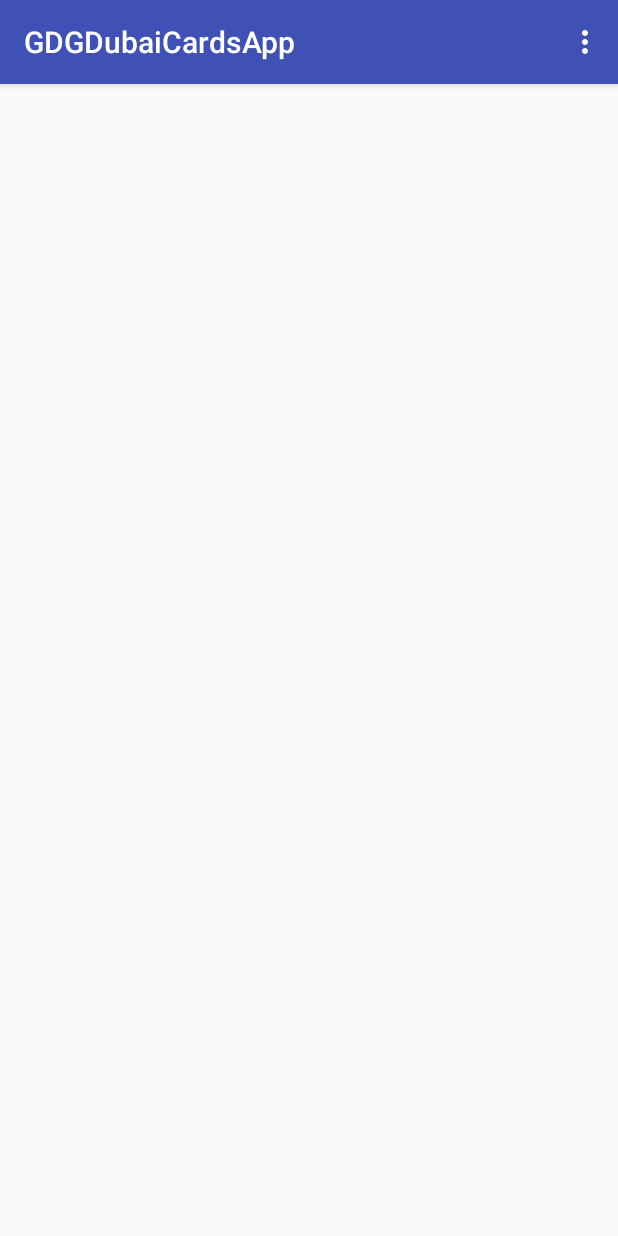
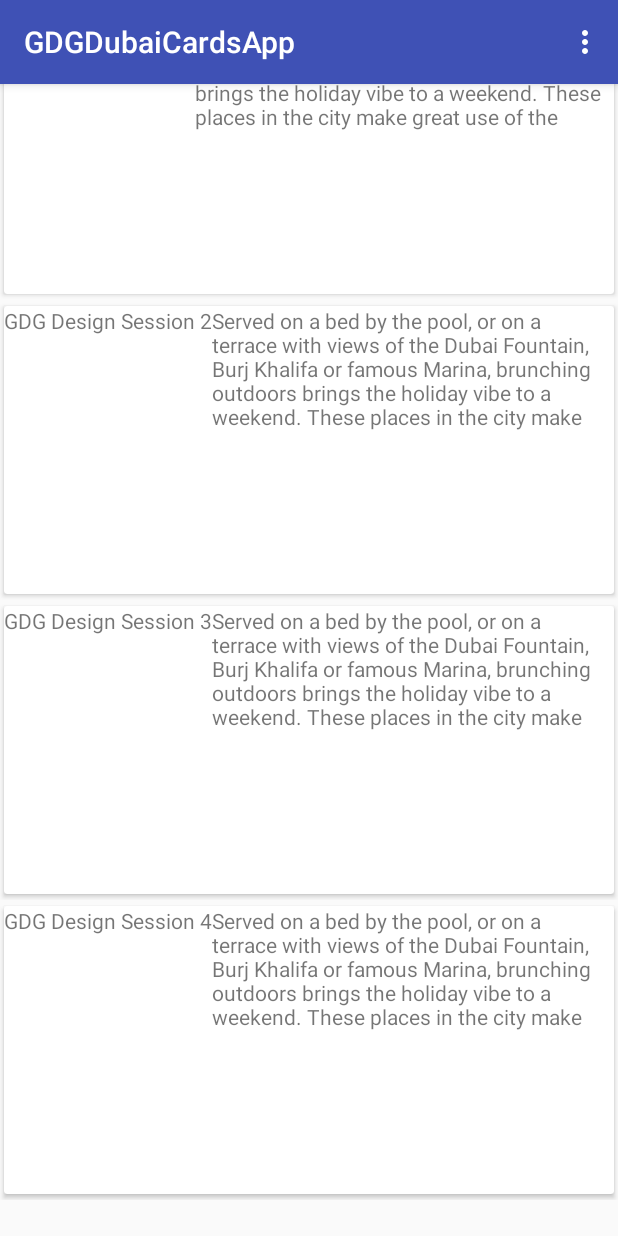
Before and after one commit to GDGDubai/GDGDubaiCardsApp, an Android app: the screen it shows after launch (MainActivity), on a phone screen of 412 x 824 dp. Run offline under Robolectric (Android 15) with nearby library versions, the phone set to English and light mode, and no system bars.

Commit message:
cardview v1

```diff
--- a/app/src/main/java/com/rishavjalan/gdgdubaicardsapp/CardsView.java
+++ b/app/src/main/java/com/rishavjalan/gdgdubaicardsapp/CardsView.java
@@ -1,8 +1,11 @@
 package com.rishavjalan.gdgdubaicardsapp;
 
+import android.support.v7.widget.LinearLayoutManager;
 import android.support.v7.widget.RecyclerView;
+import android.view.LayoutInflater;
 import android.view.View;
 import android.view.ViewGroup;
+import android.widget.TextView;
 
 import java.util.ArrayList;
 
@@ -12,28 +15,58 @@ import java.util.ArrayList;
 public class CardsView {
 
    RecyclerView cardsViewRecyclerView;
-   ArrayList<NowCard> arrayList= new ArrayList<>();
-   class CardsViewAdapter extends RecyclerView.Adapter<NowCardViewHolder>{
+   ArrayList<NowCard> nowCards;
+
+   public CardsView(RecyclerView cardsViewRecyclerView, ArrayList<NowCard> nowCards) {
+      this.cardsViewRecyclerView = cardsViewRecyclerView;
+      this.nowCards = nowCards;
+      bindAdapter();
+   }
+
+   public void bindAdapter() {
+      this.cardsViewRecyclerView.setAdapter(new CardsViewAdapter());
+      this.cardsViewRecyclerView.setLayoutManager(new LinearLayoutManager(cardsViewRecyclerView.getContext()));
+   }
+
+   class CardsViewAdapter extends RecyclerView.Adapter<NowCardViewHolder> {
 
 
       @Override
       public NowCardViewHolder onCreateViewHolder(ViewGroup parent, int viewType) {
-         return null;
+
+        // View view = LayoutInflater.from(parent.getContext()).inflate(R.layout.now_card, null);
+
+      //   NowCardViewHolder viewHolder = new CustomViewHolder(view);
+
+         return new NowCardViewHolder(View.inflate(parent.getContext(), R.layout.now_card, null));
+
       }
 
       @Override
       public void onBindViewHolder(NowCardViewHolder holder, int position) {
-
+         holder.update(nowCards.get(position));
       }
 
       @Override
       public int getItemCount() {
-         return 0;
+         return nowCards.size();
+
       }
    }
-   class NowCardViewHolder extends RecyclerView.ViewHolder{
+
+   class NowCardViewHolder extends RecyclerView.ViewHolder {
+      TextView title, content;
+
       public NowCardViewHolder(View itemView) {
          super(itemView);
+         this.title = (TextView) itemView.findViewById(R.id.title);
+         this.content = (TextView) itemView.findViewById(R.id.content);
+      }
+
+      public void update(NowCard card) {
+         this.title.setText(card.getTitle());
+         this.content.setText(card.getContent());
+
       }
    }
 }
--- a/app/src/main/java/com/rishavjalan/gdgdubaicardsapp/MainActivity.java
+++ b/app/src/main/java/com/rishavjalan/gdgdubaicardsapp/MainActivity.java
@@ -4,10 +4,13 @@ import android.os.Bundle;
 import android.support.design.widget.FloatingActionButton;
 import android.support.design.widget.Snackbar;
 import android.support.v7.app.AppCompatActivity;
+import android.support.v7.widget.RecyclerView;
 import android.support.v7.widget.Toolbar;
 import android.view.View;
 import android.view.Menu;
 import android.view.MenuItem;
+
+import java.util.ArrayList;
 
 public class MainActivity extends AppCompatActivity {
 
@@ -24,13 +27,24 @@ public class MainActivity extends AppCompatActivity {
    protected void init(){
       initView();
    }
+
    protected void initView(){
       initToolbar();
+      initCardsView();
     //  initFab();
    }
    protected void initToolbar(){
       Toolbar toolbar =(Toolbar)findViewById(R.id.toolbar);
       setSupportActionBar(toolbar);
+   }
+
+   protected void initCardsView(){
+      ArrayList<NowCard> nowCards = new ArrayList<>();
+      nowCards.add(new NowCard("GDG Design Session","Served on a bed by the pool, or on a terrace with views of the Dubai Fountain, Burj Khalifa or famous Marina, brunching outdoors brings the holiday vibe to a weekend. These places in the city make great use of the sunny weather by giving diners the option of having their food and drink al fresco. So who says doing brunch means being holed up in the dark for 3+ hours? It may not quite qualify as ‘exploring the outdoors’ but our list helps you get close to it if brunch is your kind of weekend activity.\n"));
+      nowCards.add(new NowCard("GDG Design Session 2","Served on a bed by the pool, or on a terrace with views of the Dubai Fountain, Burj Khalifa or famous Marina, brunching outdoors brings the holiday vibe to a weekend. These places in the city make great use of the sunny weather by giving diners the option of having their food and drink al fresco. So who says doing brunch means being holed up in the dark for 3+ hours? It may not quite qualify as ‘exploring the outdoors’ but our list helps you get close to it if brunch is your kind of weekend activity.\n"));
+      nowCards.add(new NowCard("GDG Design Session 3","Served on a bed by the pool, or on a terrace with views of the Dubai Fountain, Burj Khalifa or famous Marina, brunching outdoors brings the holiday vibe to a weekend. These places in the city make great use of the sunny weather by giving diners the option of having their food and drink al fresco. So who says doing brunch means being holed up in the dark for 3+ hours? It may not quite qualify as ‘exploring the outdoors’ but our list helps you get close to it if brunch is your kind of weekend activity.\n"));
+      nowCards.add(new NowCard("GDG Design Session 4","Served on a bed by the pool, or on a terrace with views of the Dubai Fountain, Burj Khalifa or famous Marina, brunching outdoors brings the holiday vibe to a weekend. These places in the city make great use of the sunny weather by giving diners the option of having their food and drink al fresco. So who says doing brunch means being holed up in the dark for 3+ hours? It may not quite qualify as ‘exploring the outdoors’ but our list helps you get close to it if brunch is your kind of weekend activity.\n"));
+      new CardsView((RecyclerView)findViewById(R.id.cardsView),nowCards);
    }
    protected void initFab(){
       FloatingActionButton fab = (FloatingActionButton) findViewById(R.id.fab);
--- a/app/src/main/java/com/rishavjalan/gdgdubaicardsapp/NowCard.java
+++ b/app/src/main/java/com/rishavjalan/gdgdubaicardsapp/NowCard.java
@@ -20,6 +20,11 @@ public class NowCard
       return content;
    }
 
+   public NowCard(String title, String content) {
+      this.title = title;
+      this.content = content;
+   }
+
    public void setContent(String content) {
       this.content = content;
    }
--- a/app/src/main/res/layout/activity_main.xml
+++ b/app/src/main/res/layout/activity_main.xml
@@ -25,6 +25,7 @@
     <android.support.v7.widget.RecyclerView
         android:layout_width="match_parent"
         android:layout_height="match_parent"
+        android:id="@+id/cardsView"
 
 
         />
--- a/app/src/main/res/layout/now_card.xml
+++ b/app/src/main/res/layout/now_card.xml
@@ -7,9 +7,22 @@
     <android.support.v7.widget.CardView
 
         style="@style/CardView.NowCard">
+        <LinearLayout
+            android:layout_width="wrap_content"
+            android:layout_height="wrap_content">
 <TextView
     android:layout_width="wrap_content"
     android:layout_height="wrap_content"
+    android:id="@+id/title"
     android:text="Hey"/>
+
+
+        <TextView
+        android:layout_width="wrap_content"
+        android:id="@+id/content"
+        android:lines="5"
+
+        android:layout_height="wrap_content"
+        android:text="content here"/></LinearLayout>
     </android.support.v7.widget.CardView>
 </LinearLayout>
```
